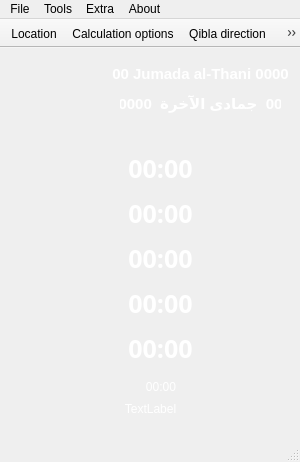
This is ui/salat.ui in jabouzi/qsalat as Qt 5 draws it before an edit. The edited form follows.
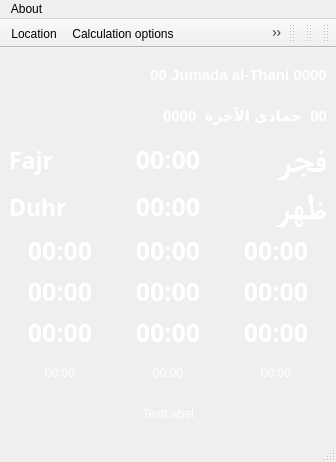
This is the edited form. Icons and pictures are not drawn.

```diff
--- a/ui/salat.ui
+++ b/ui/salat.ui
@@ -6,20 +6,20 @@
    <rect>
     <x>0</x>
     <y>0</y>
-    <width>300</width>
+    <width>336</width>
     <height>462</height>
    </rect>
   </property>
   <property name="minimumSize">
    <size>
-    <width>300</width>
-    <height>462</height>
+    <width>0</width>
+    <height>0</height>
    </size>
   </property>
   <property name="maximumSize">
    <size>
-    <width>300</width>
-    <height>462</height>
+    <width>16777215</width>
+    <height>16777215</height>
    </size>
   </property>
   <property name="windowTitle">
@@ -29,27 +29,135 @@
    <string notr="true"/>
   </property>
   <widget class="QWidget" name="centralwidget">
-   <widget class="QWidget" name="widget" native="true">
-    <property name="geometry">
-     <rect>
-      <x>0</x>
-      <y>0</y>
-      <width>300</width>
-      <height>400</height>
-     </rect>
+   <property name="autoFillBackground">
+    <bool>false</bool>
     </property>
     <property name="styleSheet">
-     <string notr="true">background-image: url(:/images/qsalat.png);</string>
-    </property>
+    <string notr="true"/>
+   </property>
+   <layout class="QVBoxLayout" name="verticalLayout_2">
+    <item>
+     <layout class="QHBoxLayout" name="horizontalLayout">
+      <item>
+       <spacer name="horizontalSpacer">
+        <property name="orientation">
+         <enum>Qt::Horizontal</enum>
+        </property>
+        <property name="sizeHint" stdset="0">
+         <size>
+          <width>40</width>
+          <height>20</height>
+         </size>
+        </property>
+       </spacer>
+      </item>
+      <item>
+       <widget class="QLabel" name="label_hijri_2">
+        <property name="font">
+         <font>
+          <family>Arial</family>
+          <pointsize>11</pointsize>
+          <weight>75</weight>
+          <italic>false</italic>
+          <bold>true</bold>
+         </font>
+        </property>
+        <property name="styleSheet">
+         <string notr="true">background-image: url(:/images/slider3.png);
+color:white;
+</string>
+        </property>
+        <property name="text">
+         <string>00 Jumada al-Thani 0000</string>
+        </property>
+        <property name="alignment">
+         <set>Qt::AlignCenter</set>
+        </property>
+       </widget>
+      </item>
+     </layout>
+    </item>
+    <item>
+     <layout class="QHBoxLayout" name="horizontalLayout_2">
+      <item>
+       <spacer name="horizontalSpacer_2">
+        <property name="orientation">
+         <enum>Qt::Horizontal</enum>
+        </property>
+        <property name="sizeHint" stdset="0">
+         <size>
+          <width>40</width>
+          <height>20</height>
+         </size>
+        </property>
+       </spacer>
+      </item>
+      <item>
+       <widget class="QLabel" name="label_hijri">
+        <property name="font">
+         <font>
+          <family>Arial</family>
+          <pointsize>11</pointsize>
+          <weight>75</weight>
+          <italic>false</italic>
+          <bold>true</bold>
+         </font>
+        </property>
+        <property name="layoutDirection">
+         <enum>Qt::RightToLeft</enum>
+        </property>
+        <property name="styleSheet">
+         <string notr="true">background-image: url(:/images/slider3.png);
+color:white;
+</string>
+        </property>
+        <property name="locale">
+         <locale language="Arabic" country="SaudiArabia"/>
+        </property>
+        <property name="text">
+         <string>00  جمادى الآخرة  0000</string>
+        </property>
+        <property name="alignment">
+         <set>Qt::AlignCenter</set>
+        </property>
+       </widget>
+      </item>
+     </layout>
+    </item>
+    <item>
+     <layout class="QHBoxLayout" name="horizontalLayout_22">
+      <item>
+       <layout class="QHBoxLayout" name="horizontalLayout_6">
+        <item>
+         <widget class="QLabel" name="label_fajr_3">
+          <property name="font">
+           <font>
+            <family>Arial Black</family>
+            <pointsize>17</pointsize>
+            <weight>75</weight>
+            <bold>true</bold>
+            <kerning>true</kerning>
+           </font>
+          </property>
+          <property name="autoFillBackground">
+           <bool>false</bool>
+          </property>
+          <property name="styleSheet">
+           <string notr="true">color:white;
+opacity:1.0;
+background-image: url(:/images/slider3.png);</string>
+          </property>
+          <property name="text">
+           <string>Fajr</string>
+          </property>
+         </widget>
+        </item>
+       </layout>
+      </item>
+      <item>
+       <layout class="QHBoxLayout" name="horizontalLayout_3">
+        <item>
     <widget class="QLabel" name="label_fajr">
-     <property name="geometry">
-      <rect>
-       <x>110</x>
-       <y>100</y>
-       <width>101</width>
-       <height>41</height>
-      </rect>
-     </property>
      <property name="font">
       <font>
        <family>Arial Black</family>
@@ -70,48 +178,58 @@
       <set>Qt::AlignCenter</set>
      </property>
     </widget>
-    <widget class="QLabel" name="label_asr">
-     <property name="geometry">
-      <rect>
-       <x>110</x>
-       <y>190</y>
-       <width>101</width>
-       <height>41</height>
-      </rect>
-     </property>
+        </item>
+       </layout>
+      </item>
+      <item>
+       <layout class="QHBoxLayout" name="horizontalLayout_5">
+        <item>
+         <widget class="QLabel" name="label_fajr_2">
      <property name="font">
       <font>
-       <family>Arial Black</family>
-       <pointsize>19</pointsize>
+            <family>Times New Roman</family>
+            <pointsize>28</pointsize>
        <weight>75</weight>
        <bold>true</bold>
-      </font>
-     </property>
+            <kerning>true</kerning>
+           </font>
+          </property>
+          <property name="layoutDirection">
+           <enum>Qt::RightToLeft</enum>
+          </property>
      <property name="styleSheet">
       <string notr="true">color:white;
 opacity:1.0;
 background-image: url(:/images/slider3.png);</string>
      </property>
      <property name="text">
-      <string>00:00</string>
+           <string>فجر</string>
      </property>
      <property name="alignment">
-      <set>Qt::AlignCenter</set>
-     </property>
-    </widget>
-    <widget class="QLabel" name="label_isha">
-     <property name="geometry">
-      <rect>
-       <x>110</x>
-       <y>280</y>
-       <width>101</width>
-       <height>41</height>
-      </rect>
-     </property>
+           <set>Qt::AlignLeading|Qt::AlignLeft|Qt::AlignVCenter</set>
+          </property>
+          <property name="wordWrap">
+           <bool>false</bool>
+          </property>
+          <property name="margin">
+           <number>0</number>
+          </property>
+         </widget>
+        </item>
+       </layout>
+      </item>
+     </layout>
+    </item>
+    <item>
+     <layout class="QHBoxLayout" name="horizontalLayout_23">
+      <item>
+       <layout class="QHBoxLayout" name="horizontalLayout_9">
+        <item>
+         <widget class="QLabel" name="label_duhr_3">
      <property name="font">
       <font>
        <family>Arial Black</family>
-       <pointsize>19</pointsize>
+            <pointsize>17</pointsize>
        <weight>75</weight>
        <bold>true</bold>
       </font>
@@ -122,23 +240,79 @@
 background-image: url(:/images/slider3.png);</string>
      </property>
      <property name="text">
-      <string>00:00</string>
-     </property>
-     <property name="alignment">
-      <set>Qt::AlignCenter</set>
-     </property>
-    </widget>
+           <string>Duhr</string>
+          </property>
+         </widget>
+        </item>
+       </layout>
+      </item>
+      <item>
+       <layout class="QHBoxLayout" name="horizontalLayout_7">
+        <item>
     <widget class="QLabel" name="label_duhr">
-     <property name="geometry">
-      <rect>
-       <x>110</x>
-       <y>145</y>
-       <width>101</width>
-       <height>41</height>
-      </rect>
-     </property>
+          <property name="font">
+           <font>
+            <family>Arial Black</family>
+            <pointsize>19</pointsize>
+            <weight>75</weight>
+            <bold>true</bold>
+           </font>
+          </property>
+          <property name="styleSheet">
+           <string notr="true">color:white;
+opacity:1.0;
+background-image: url(:/images/slider3.png);</string>
+          </property>
+          <property name="text">
+           <string>00:00</string>
+          </property>
+          <property name="alignment">
+           <set>Qt::AlignCenter</set>
+          </property>
+         </widget>
+        </item>
+       </layout>
+      </item>
+      <item>
+       <layout class="QHBoxLayout" name="horizontalLayout_8">
+        <item>
+         <widget class="QLabel" name="label_duhr_2">
      <property name="font">
       <font>
+            <family>Times New Roman</family>
+            <pointsize>28</pointsize>
+            <weight>75</weight>
+            <bold>true</bold>
+           </font>
+          </property>
+          <property name="layoutDirection">
+           <enum>Qt::RightToLeft</enum>
+          </property>
+          <property name="styleSheet">
+           <string notr="true">color:white;
+opacity:1.0;
+background-image: url(:/images/slider3.png);</string>
+          </property>
+          <property name="text">
+           <string>ظهر</string>
+          </property>
+          <property name="alignment">
+           <set>Qt::AlignLeading|Qt::AlignLeft|Qt::AlignVCenter</set>
+          </property>
+         </widget>
+        </item>
+       </layout>
+      </item>
+     </layout>
+    </item>
+    <item>
+     <layout class="QHBoxLayout" name="horizontalLayout_24">
+      <item>
+       <layout class="QHBoxLayout" name="horizontalLayout_12">
+        <item>
+         <widget class="QLabel" name="label_asr_3">
+          <property name="font">
+           <font>
        <family>Arial Black</family>
        <pointsize>19</pointsize>
        <weight>75</weight>
@@ -157,15 +331,125 @@
       <set>Qt::AlignCenter</set>
      </property>
     </widget>
+        </item>
+       </layout>
+      </item>
+      <item>
+       <layout class="QHBoxLayout" name="horizontalLayout_10">
+        <item>
+         <widget class="QLabel" name="label_asr">
+          <property name="font">
+           <font>
+            <family>Arial Black</family>
+            <pointsize>19</pointsize>
+            <weight>75</weight>
+            <bold>true</bold>
+           </font>
+          </property>
+          <property name="styleSheet">
+           <string notr="true">color:white;
+opacity:1.0;
+background-image: url(:/images/slider3.png);</string>
+          </property>
+          <property name="text">
+           <string>00:00</string>
+          </property>
+          <property name="alignment">
+           <set>Qt::AlignCenter</set>
+          </property>
+         </widget>
+        </item>
+       </layout>
+      </item>
+      <item>
+       <layout class="QHBoxLayout" name="horizontalLayout_11">
+        <item>
+         <widget class="QLabel" name="label_asr_2">
+          <property name="font">
+           <font>
+            <family>Arial Black</family>
+            <pointsize>19</pointsize>
+            <weight>75</weight>
+            <bold>true</bold>
+           </font>
+          </property>
+          <property name="styleSheet">
+           <string notr="true">color:white;
+opacity:1.0;
+background-image: url(:/images/slider3.png);</string>
+          </property>
+          <property name="text">
+           <string>00:00</string>
+          </property>
+          <property name="alignment">
+           <set>Qt::AlignCenter</set>
+          </property>
+         </widget>
+        </item>
+       </layout>
+      </item>
+     </layout>
+    </item>
+    <item>
+     <layout class="QHBoxLayout" name="horizontalLayout_25">
+      <item>
+       <layout class="QHBoxLayout" name="horizontalLayout_15">
+        <item>
+         <widget class="QLabel" name="label_maghreb_3">
+          <property name="font">
+           <font>
+            <family>Arial Black</family>
+            <pointsize>19</pointsize>
+            <weight>75</weight>
+            <bold>true</bold>
+           </font>
+          </property>
+          <property name="styleSheet">
+           <string notr="true">color:white;
+opacity:1.0;
+background-image: url(:/images/slider3.png);</string>
+          </property>
+          <property name="text">
+           <string>00:00</string>
+          </property>
+          <property name="alignment">
+           <set>Qt::AlignCenter</set>
+          </property>
+         </widget>
+        </item>
+       </layout>
+      </item>
+      <item>
+       <layout class="QHBoxLayout" name="horizontalLayout_13">
+        <item>
     <widget class="QLabel" name="label_maghreb">
-     <property name="geometry">
-      <rect>
-       <x>110</x>
-       <y>235</y>
-       <width>101</width>
-       <height>41</height>
-      </rect>
-     </property>
+          <property name="font">
+           <font>
+            <family>Arial Black</family>
+            <pointsize>19</pointsize>
+            <weight>75</weight>
+            <bold>true</bold>
+           </font>
+          </property>
+          <property name="styleSheet">
+           <string notr="true">color:white;
+opacity:1.0;
+background-image: url(:/images/slider3.png);</string>
+          </property>
+          <property name="text">
+           <string>00:00</string>
+          </property>
+          <property name="alignment">
+           <set>Qt::AlignCenter</set>
+          </property>
+         </widget>
+        </item>
+       </layout>
+      </item>
+      <item>
+       <layout class="QHBoxLayout" name="horizontalLayout_14">
+        <item>
+         <widget class="QLabel" name="label_maghreb_2">
      <property name="font">
       <font>
        <family>Arial Black</family>
@@ -186,15 +470,161 @@
       <set>Qt::AlignCenter</set>
      </property>
     </widget>
+        </item>
+       </layout>
+      </item>
+     </layout>
+    </item>
+    <item>
+     <layout class="QHBoxLayout" name="horizontalLayout_26">
+      <item>
+       <layout class="QHBoxLayout" name="horizontalLayout_18">
+        <item>
+         <widget class="QLabel" name="label_isha_3">
+          <property name="font">
+           <font>
+            <family>Arial Black</family>
+            <pointsize>19</pointsize>
+            <weight>75</weight>
+            <bold>true</bold>
+           </font>
+          </property>
+          <property name="styleSheet">
+           <string notr="true">color:white;
+opacity:1.0;
+background-image: url(:/images/slider3.png);</string>
+          </property>
+          <property name="text">
+           <string>00:00</string>
+          </property>
+          <property name="alignment">
+           <set>Qt::AlignCenter</set>
+          </property>
+         </widget>
+        </item>
+       </layout>
+      </item>
+      <item>
+       <layout class="QHBoxLayout" name="horizontalLayout_16">
+        <item>
+         <widget class="QLabel" name="label_isha">
+          <property name="font">
+           <font>
+            <family>Arial Black</family>
+            <pointsize>19</pointsize>
+            <weight>75</weight>
+            <bold>true</bold>
+           </font>
+          </property>
+          <property name="styleSheet">
+           <string notr="true">color:white;
+opacity:1.0;
+background-image: url(:/images/slider3.png);</string>
+          </property>
+          <property name="text">
+           <string>00:00</string>
+          </property>
+          <property name="alignment">
+           <set>Qt::AlignCenter</set>
+          </property>
+         </widget>
+        </item>
+       </layout>
+      </item>
+      <item>
+       <layout class="QHBoxLayout" name="horizontalLayout_17">
+        <item>
+         <widget class="QLabel" name="label_isha_2">
+          <property name="font">
+           <font>
+            <family>Arial Black</family>
+            <pointsize>19</pointsize>
+            <weight>75</weight>
+            <bold>true</bold>
+           </font>
+          </property>
+          <property name="styleSheet">
+           <string notr="true">color:white;
+opacity:1.0;
+background-image: url(:/images/slider3.png);</string>
+          </property>
+          <property name="text">
+           <string>00:00</string>
+          </property>
+          <property name="alignment">
+           <set>Qt::AlignCenter</set>
+          </property>
+         </widget>
+        </item>
+       </layout>
+      </item>
+     </layout>
+    </item>
+    <item>
+     <layout class="QHBoxLayout" name="horizontalLayout_27">
+      <item>
+       <layout class="QHBoxLayout" name="horizontalLayout_21">
+        <item>
+         <widget class="QLabel" name="label_shourouk_3">
+          <property name="styleSheet">
+           <string notr="true">color:white;
+opacity:1.0;
+background-image: url(:/images/slider3.png);</string>
+          </property>
+          <property name="text">
+           <string>00:00</string>
+          </property>
+          <property name="alignment">
+           <set>Qt::AlignCenter</set>
+          </property>
+         </widget>
+        </item>
+       </layout>
+      </item>
+      <item>
+       <layout class="QHBoxLayout" name="horizontalLayout_19">
+        <item>
+         <widget class="QLabel" name="label_shourouk">
+          <property name="styleSheet">
+           <string notr="true">color:white;
+opacity:1.0;
+background-image: url(:/images/slider3.png);</string>
+          </property>
+          <property name="text">
+           <string>00:00</string>
+          </property>
+          <property name="alignment">
+           <set>Qt::AlignCenter</set>
+          </property>
+         </widget>
+        </item>
+       </layout>
+      </item>
+      <item>
+       <layout class="QHBoxLayout" name="horizontalLayout_20">
+        <item>
+         <widget class="QLabel" name="label_shourouk_2">
+          <property name="styleSheet">
+           <string notr="true">color:white;
+opacity:1.0;
+background-image: url(:/images/slider3.png);</string>
+          </property>
+          <property name="text">
+           <string>00:00</string>
+          </property>
+          <property name="alignment">
+           <set>Qt::AlignCenter</set>
+          </property>
+         </widget>
+        </item>
+       </layout>
+      </item>
+     </layout>
+    </item>
+    <item>
+     <layout class="QHBoxLayout" name="horizontalLayout_29">
+      <item>
     <widget class="QLabel" name="label_location">
-     <property name="geometry">
-      <rect>
-       <x>20</x>
-       <y>340</y>
-       <width>261</width>
-       <height>41</height>
-      </rect>
-     </property>
      <property name="font">
       <font>
        <family>Arial</family>
@@ -211,135 +641,20 @@
       <set>Qt::AlignCenter</set>
      </property>
     </widget>
-    <widget class="QLabel" name="label_hijri">
-     <property name="geometry">
-      <rect>
-       <x>120</x>
-       <y>40</y>
-       <width>161</width>
-       <height>31</height>
-      </rect>
-     </property>
-     <property name="font">
-      <font>
-       <family>Arial</family>
-       <pointsize>11</pointsize>
-       <weight>75</weight>
-       <italic>false</italic>
-       <bold>true</bold>
-      </font>
-     </property>
-     <property name="layoutDirection">
-      <enum>Qt::RightToLeft</enum>
-     </property>
-     <property name="styleSheet">
-      <string notr="true">background-image: url(:/images/slider3.png);
-color:white;
-</string>
-     </property>
-     <property name="locale">
-      <locale language="Arabic" country="SaudiArabia"/>
-     </property>
-     <property name="text">
-      <string>00  جمادى الآخرة  0000</string>
-     </property>
-     <property name="alignment">
-      <set>Qt::AlignCenter</set>
-     </property>
-    </widget>
-    <widget class="QLabel" name="label_hijri_2">
-     <property name="geometry">
-      <rect>
-       <x>110</x>
-       <y>10</y>
-       <width>181</width>
-       <height>31</height>
-      </rect>
-     </property>
-     <property name="font">
-      <font>
-       <family>Arial</family>
-       <pointsize>11</pointsize>
-       <weight>75</weight>
-       <italic>false</italic>
-       <bold>true</bold>
-      </font>
-     </property>
-     <property name="styleSheet">
-      <string notr="true">background-image: url(:/images/slider3.png);
-color:white;
-</string>
-     </property>
-     <property name="text">
-      <string>00 Jumada al-Thani 0000</string>
-     </property>
-     <property name="alignment">
-      <set>Qt::AlignCenter</set>
-     </property>
-    </widget>
-    <widget class="QLabel" name="label_shourouk">
-     <property name="geometry">
-      <rect>
-       <x>130</x>
-       <y>330</y>
-       <width>62</width>
-       <height>17</height>
-      </rect>
-     </property>
-     <property name="styleSheet">
-      <string notr="true">color:white;
-opacity:1.0;
-background-image: url(:/images/slider3.png);</string>
-     </property>
-     <property name="text">
-      <string>00:00</string>
-     </property>
-     <property name="alignment">
-      <set>Qt::AlignCenter</set>
-     </property>
-    </widget>
-   </widget>
+      </item>
+     </layout>
+    </item>
+   </layout>
   </widget>
   <widget class="QMenuBar" name="menubar">
    <property name="geometry">
     <rect>
      <x>0</x>
      <y>0</y>
-     <width>300</width>
+     <width>336</width>
      <height>25</height>
     </rect>
    </property>
-   <widget class="QMenu" name="menuFile">
-    <property name="title">
-     <string>File</string>
-    </property>
-    <addaction name="actionHide"/>
-    <addaction name="actionQuit"/>
-   </widget>
-   <widget class="QMenu" name="menuTools">
-    <property name="title">
-     <string>Tools</string>
-    </property>
-    <widget class="QMenu" name="menuPrayer_times_options">
-     <property name="title">
-      <string>Prayer times options</string>
-     </property>
-     <addaction name="actionGenerate_prayer_times"/>
-    </widget>
-    <addaction name="separator"/>
-    <addaction name="actionHijri_date"/>
-    <addaction name="actionQibla_direction"/>
-    <addaction name="actionLocation"/>
-    <addaction name="actionAudio"/>
-    <addaction name="actionCalculation_options"/>
-    <addaction name="menuPrayer_times_options"/>
-   </widget>
-   <widget class="QMenu" name="menuExtra">
-    <property name="title">
-     <string>Extra</string>
-    </property>
-    <addaction name="actionWorldtime"/>
-   </widget>
    <widget class="QMenu" name="menuAbout">
     <property name="title">
      <string>About</string>
@@ -348,9 +663,6 @@
     <addaction name="actionAbout_Qsalat"/>
     <addaction name="actionAbout_QT"/>
    </widget>
-   <addaction name="menuFile"/>
-   <addaction name="menuTools"/>
-   <addaction name="menuExtra"/>
    <addaction name="menuAbout"/>
   </widget>
   <widget class="QStatusBar" name="statusbar"/>
@@ -377,6 +689,40 @@
    <addaction name="actionHijri_date"/>
    <addaction name="actionGenerate_prayer_times"/>
    <addaction name="actionWorldtime"/>
+   <addaction name="separator"/>
+  </widget>
+  <widget class="QToolBar" name="toolBar_2">
+   <property name="windowTitle">
+    <string>toolBar_2</string>
+   </property>
+   <attribute name="toolBarArea">
+    <enum>TopToolBarArea</enum>
+   </attribute>
+   <attribute name="toolBarBreak">
+    <bool>false</bool>
+   </attribute>
+  </widget>
+  <widget class="QToolBar" name="toolBar_3">
+   <property name="windowTitle">
+    <string>toolBar_3</string>
+   </property>
+   <attribute name="toolBarArea">
+    <enum>TopToolBarArea</enum>
+   </attribute>
+   <attribute name="toolBarBreak">
+    <bool>false</bool>
+   </attribute>
+  </widget>
+  <widget class="QToolBar" name="toolBar_4">
+   <property name="windowTitle">
+    <string>toolBar_4</string>
+   </property>
+   <attribute name="toolBarArea">
+    <enum>TopToolBarArea</enum>
+   </attribute>
+   <attribute name="toolBarBreak">
+    <bool>false</bool>
+   </attribute>
   </widget>
   <action name="actionHide">
    <property name="icon">
```
Lines whose indentation alone changed are shown as unchanged.
